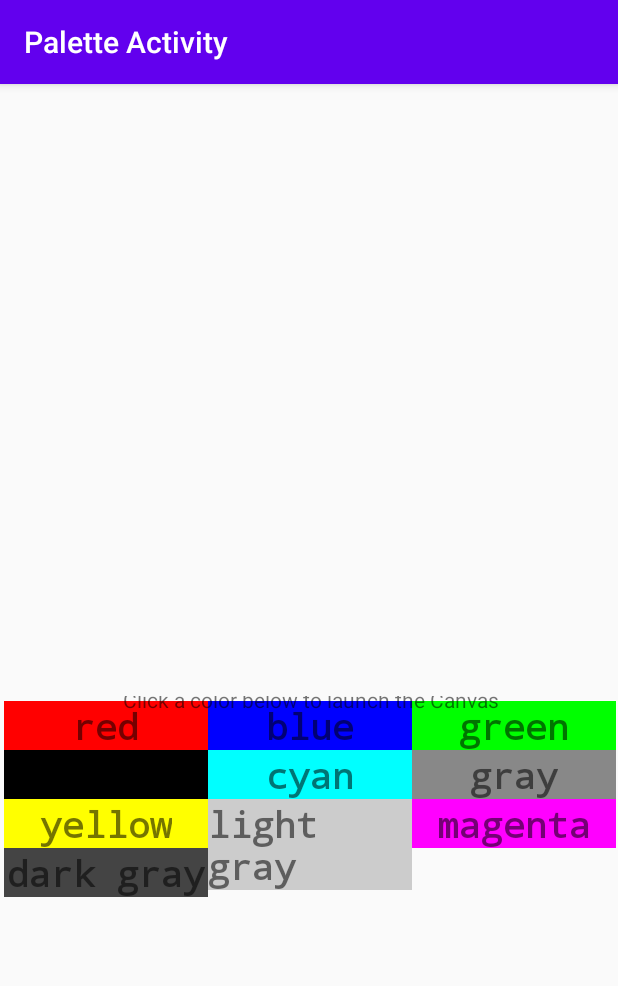
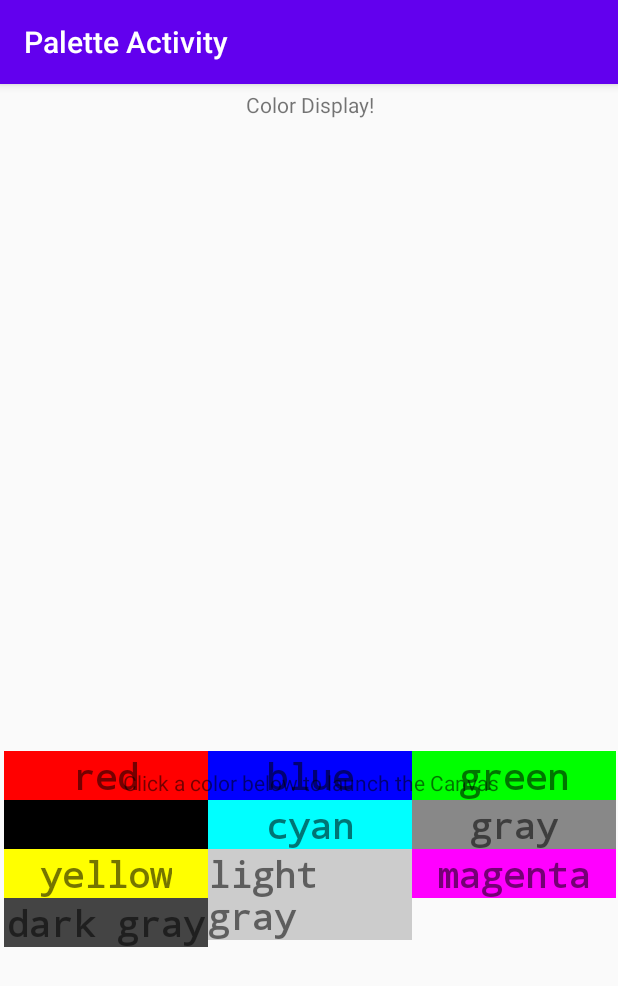
Before and after one commit to Dan-Burke-P/ColorPallete, an Android app: the screen it shows after launch (MainActivity), on a phone screen of 412 x 824 dp. Shown: the top 986 px of the screen. Run offline under Robolectric (Android 15) with nearby library versions, the phone set to English and light mode, and no system bars.

Commit message:
added some communication stuff I guess

```diff
--- a/app/src/main/java/edu/temple/colorpallete/ColorAdapter.java
+++ b/app/src/main/java/edu/temple/colorpallete/ColorAdapter.java
@@ -11,12 +11,13 @@ import android.widget.TextView;
 
 public class ColorAdapter extends BaseAdapter {
 
-    public ColorAdapter(ColorObject[] _colorObjects, Context _context){
+    public ColorAdapter(ColorObject[] _colorObjects, Context _context, CanvasFragment canvasFragment){
         this.colorObjects = _colorObjects;
         this.context = _context;
+        this.canvasFragment = canvasFragment;
         inflater = LayoutInflater.from(context);
     }
-
+    CanvasFragment canvasFragment;
     ColorObject[] colorObjects;
     Context context;
     LayoutInflater inflater;
@@ -44,11 +45,7 @@ public class ColorAdapter extends BaseAdapter {
         convertView.setOnClickListener(new View.OnClickListener() {
             @Override
             public void onClick(View v) {
-                //Intent intent = new Intent(context, ColorDisplay.class);
-//                intent.putExtra("COLOR", co.name);
-//                intent.putExtra("COLOR_ID", co.color);
-//                intent.addFlags(Intent.FLAG_ACTIVITY_NEW_TASK);
-//                context.startActivity(intent);
+                canvasFragment.updateColor(co);
             }
         });
         label.setText(co.name);
--- a/app/src/main/java/edu/temple/colorpallete/MainActivity.java
+++ b/app/src/main/java/edu/temple/colorpallete/MainActivity.java
@@ -13,7 +13,7 @@ import android.widget.TextView;
 
 public class MainActivity extends AppCompatActivity {
     private Fragment paletteFragment;
-
+    private CanvasFragment canvasFragment;
     @Override
     protected void onCreate(Bundle savedInstanceState) {
 
@@ -22,9 +22,12 @@ public class MainActivity extends AppCompatActivity {
         Resources res = this.getResources();
         this.setTitle(res.getString(R.string.title_activity_main));
 
-        paletteFragment = PaletteFragment.newInstance("palette fragment");
+        canvasFragment = new CanvasFragment();
+        paletteFragment = PaletteFragment.newInstance("palette fragment", canvasFragment);
         getSupportFragmentManager().beginTransaction()
-                .replace(R.id.Container_1, paletteFragment).commit();
+                .replace(R.id.Container_1, paletteFragment)
+                .replace(R.id.Container_2, canvasFragment)
+                .commit();
     }
 
 }
--- a/app/src/main/java/edu/temple/colorpallete/PaletteFragment.java
+++ b/app/src/main/java/edu/temple/colorpallete/PaletteFragment.java
@@ -16,6 +16,7 @@ import android.widget.GridView;
 public class PaletteFragment extends Fragment {
     private View view;
     private GridView gridView;
+    private CanvasFragment canvasFragment;
     @Override
     public View onCreateView(LayoutInflater inflater, ViewGroup container,
                              Bundle savedInstanceState) {
@@ -36,13 +37,16 @@ public class PaletteFragment extends Fragment {
                 new ColorObject(res.getString(R.string.magenta), Color.MAGENTA),
                 new ColorObject(res.getString(R.string.dark_gray), Color.DKGRAY)
         };
-        ColorAdapter colorAdapter = new ColorAdapter(colors, getContext());
+        ColorAdapter colorAdapter = new ColorAdapter(colors, getContext(), canvasFragment);
         gridView.setNumColumns(3);
 
         gridView.setAdapter(colorAdapter);
         return view;
     }
 
+    public void setCanvasFragment(CanvasFragment _canvasFragment){
+        canvasFragment = _canvasFragment;
+    }
 
     @Override
     public void onCreate(@Nullable Bundle savedInstanceState) {
@@ -50,10 +54,12 @@ public class PaletteFragment extends Fragment {
 
     }
 
-    public static Fragment newInstance(String name){
+    public static Fragment newInstance(String name, CanvasFragment _canvasFragment){
+
         Bundle bundle = new Bundle();
         bundle.putString("NAME", name);
-        Fragment fragment = new PaletteFragment();
+        PaletteFragment fragment = new PaletteFragment();
+        fragment.setCanvasFragment(_canvasFragment);
         fragment.setArguments(bundle);
         return fragment;
     }
--- a/app/src/main/res/layout/fragment_palette.xml
+++ b/app/src/main/res/layout/fragment_palette.xml
@@ -13,14 +13,14 @@
         app:layout_constraintBottom_toBottomOf="parent"
         app:layout_constraintEnd_toEndOf="parent"
         app:layout_constraintStart_toStartOf="parent"
-        app:layout_constraintTop_toTopOf="parent" />
+        app:layout_constraintTop_toBottomOf="@+id/ColorDisplay" />
 
     <TextView
-        android:id="@+id/textView"
+        android:id="@+id/ColorDisplay"
         android:layout_width="wrap_content"
         android:layout_height="wrap_content"
+        android:layout_marginTop="48dp"
         android:text="@string/main_activity_instruction"
-        app:layout_constraintBottom_toTopOf="@+id/colorPallete"
         app:layout_constraintEnd_toEndOf="parent"
         app:layout_constraintStart_toStartOf="parent"
         app:layout_constraintTop_toTopOf="parent" />
```
Also changed, not shown: app/src/main/java/edu/temple/colorpallete/CanvasFragment.java (+6 -45 lines), app/src/main/res/layout/fragment_canvas.xml (+2 -12 lines).
